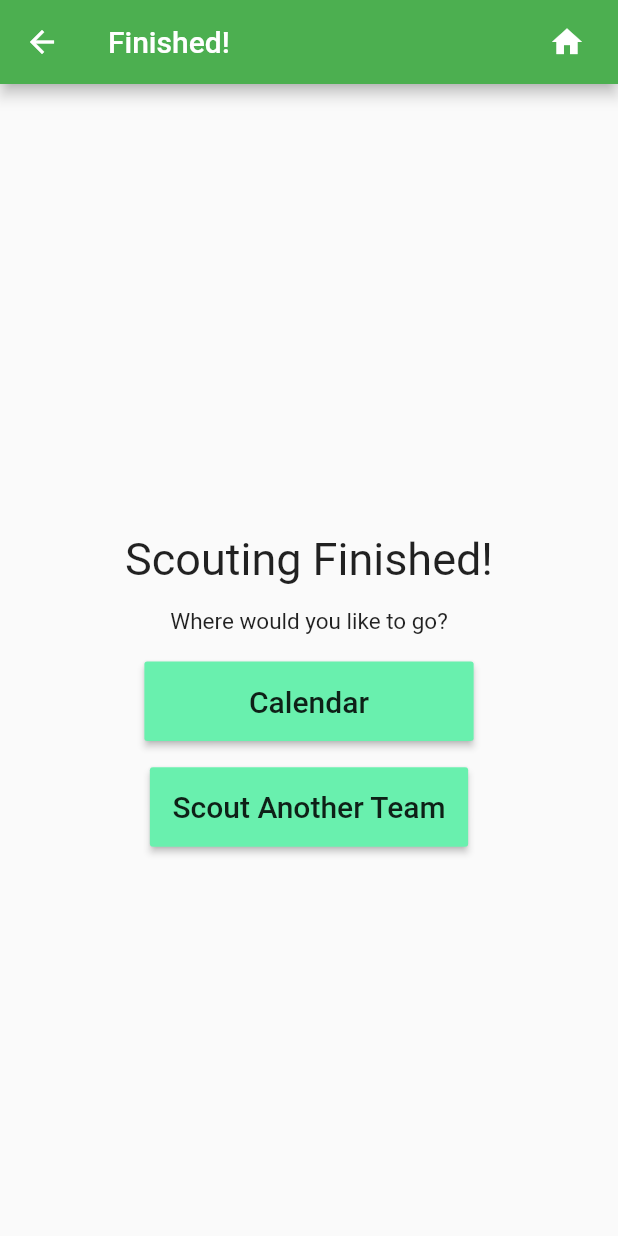
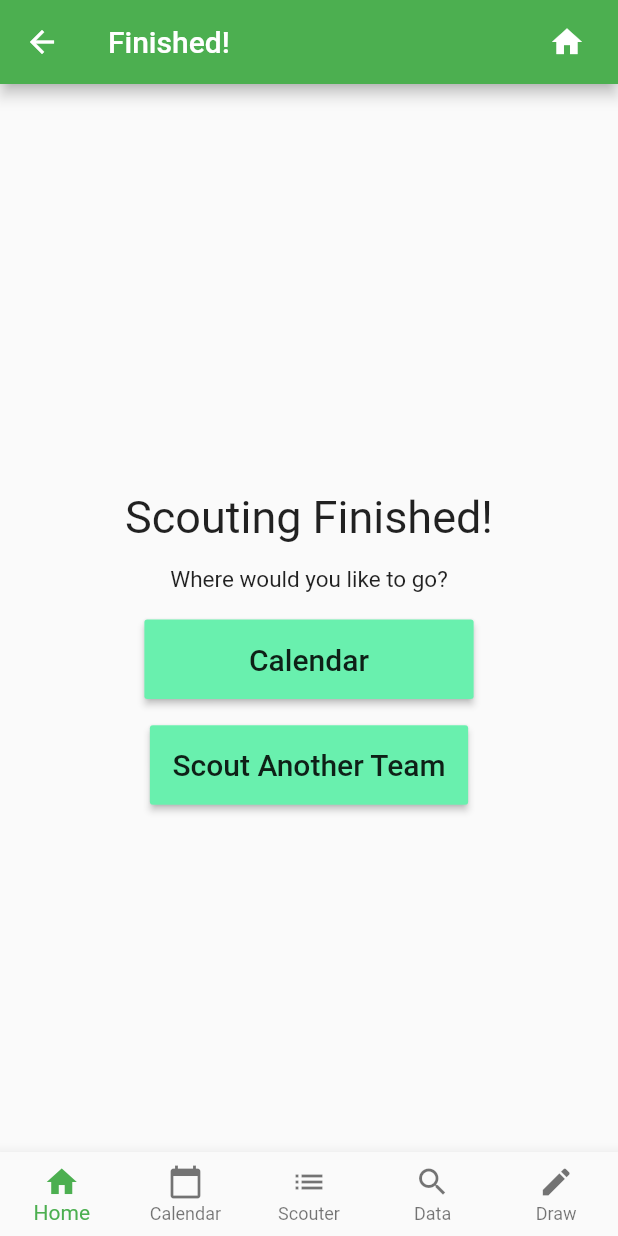
Before and after one commit to HHS-Team670/Mustang-App-Web, a Flutter app: the PostScouter screen opened by its route, on a phone screen of 412 x 824 dp. Run offline on Flutter 3.47's test engine with Material 2 defaults, Android fonts, the phone set to English and light mode, and no system bars; our stand-ins replace cloud_firestore, firebase_storage, flutter_colorpicker, flutter_speed_dial, table_calendar; accounts and stored records are empty.

Commit message:
fixed final bugs

```diff
--- a/mustang_app/lib/main.dart
+++ b/mustang_app/lib/main.dart
@@ -12,6 +12,7 @@ import 'endgamescouting.dart';
 import 'postscouter.dart';
 import 'matchendscouting.dart';
 import 'orientation_helpers.dart';
+import 'pitscouting.dart';
 
 void main() => runApp(MyApp());
 
@@ -91,6 +92,11 @@ class MyApp extends StatelessWidget {
         builder: (context) => TeamInfoDisplay(teamNumber: args['teamNumber']),
         settings: rotationSettings(settings, ScreenOrientation.portraitOnly),
       );
+    } else if (settings.name == PitScouter.route) {
+      return MaterialPageRoute(
+        builder: (context) => PitScouter(teamNumber: args['teamNumber']),
+        settings: rotationSettings(settings, ScreenOrientation.portraitOnly),
+      );
     }
     return null;
   }
--- a/mustang_app/lib/pitscouting.dart
+++ b/mustang_app/lib/pitscouting.dart
@@ -7,7 +7,7 @@ class PitScouter extends StatefulWidget {
   static const String route = '/PitScouter';
   static String _teamNumber;
 
-  PitScouter(teamNumber) {
+  PitScouter({String teamNumber}) {
     _teamNumber = teamNumber;
   }
 
--- a/mustang_app/lib/postscouter.dart
+++ b/mustang_app/lib/postscouter.dart
@@ -1,4 +1,5 @@
 import 'package:flutter/material.dart';
+import 'package:mustang_app/bottomnavbar.dart';
 
 import 'header.dart';
 import 'calendar.dart';
@@ -10,6 +11,7 @@ class PostScouter extends StatelessWidget {
   @override
   Widget build(BuildContext context) {
     return Scaffold(
+        bottomNavigationBar: BottomNavBar(context),
         appBar: Header(
           context,
           'Finished!',
@@ -39,6 +41,7 @@ class PostScouter extends StatelessWidget {
                     EdgeInsets.only(top: 7.5, left: 15, right: 15, bottom: 10),
                 child: RaisedButton(
                   onPressed: () {
+                    BottomNavBar.setSelected(Calendar.route);
                     Navigator.of(context).pushNamed(Calendar.route);
                   },
                   child: Text(
```
Also changed, not shown: 1 other file.
